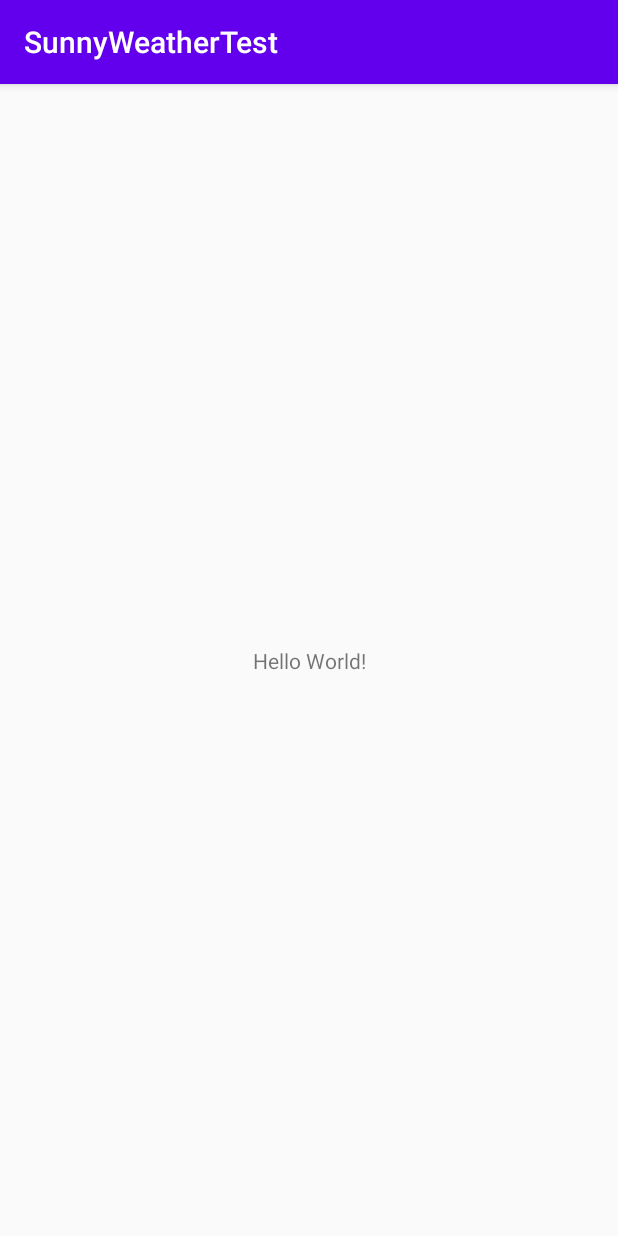
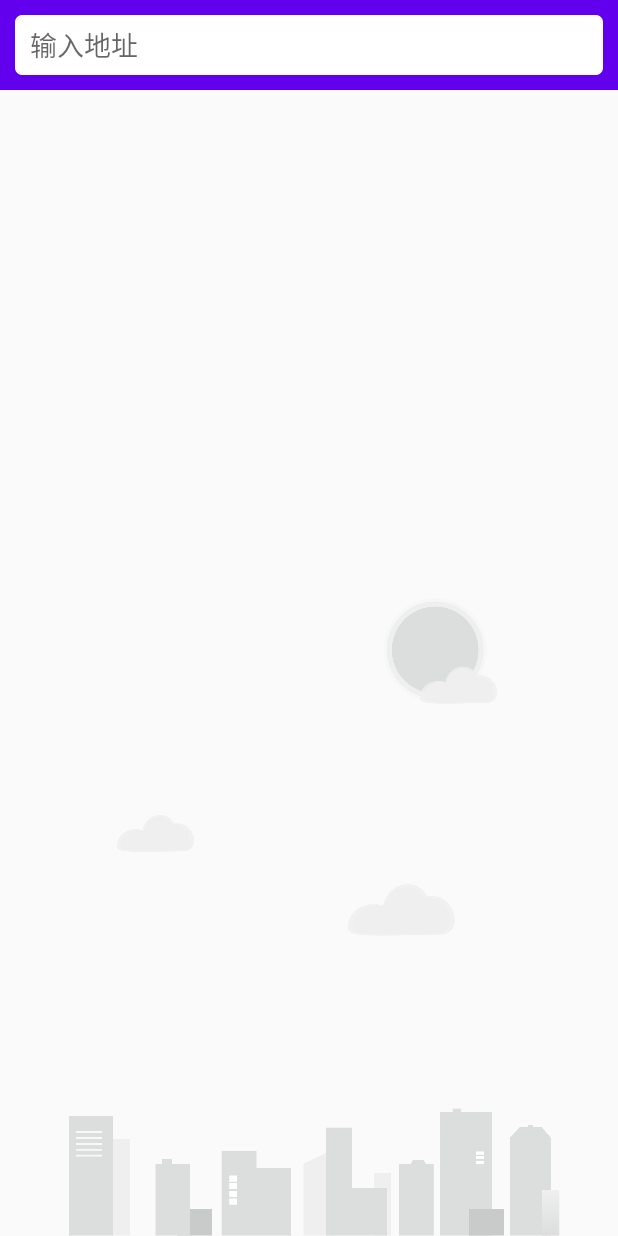
Before and after one commit to MuppetWizard/SunnyWeatherTest, an Android app: the screen it shows after launch (MainActivity), on a phone screen of 412 x 824 dp. Run offline under Robolectric (Android 15) with nearby library versions, the phone set to English and light mode, and no system bars; 1 statement that could not run was skipped.

Commit message:
feat: searchCity

```diff
--- a/app/src/main/AndroidManifest.xml
+++ b/app/src/main/AndroidManifest.xml
@@ -1,6 +1,8 @@
 <?xml version="1.0" encoding="utf-8"?>
 <manifest xmlns:android="http://schemas.android.com/apk/res/android"
     package="com.muppet.sunnyweathertest">
+
+    <uses-permission android:name="android.permission.INTERNET" />
 
     <application
         android:name=".Application"
--- a/app/src/main/java/com/muppet/sunnyweathertest/logic/mode/PlaceResponse.kt
+++ b/app/src/main/java/com/muppet/sunnyweathertest/logic/mode/PlaceResponse.kt
@@ -2,7 +2,7 @@ package com.muppet.sunnyweathertest.logic.mode
 
 import com.google.gson.annotations.SerializedName
 
-data class PlaceResponse(val status: String,val place:List<Place>)
+data class PlaceResponse(val status: String,val places:List<Place>)
 
 //通过 @SerializedName 注释让kotlin字段与json字段建立映射关系
 data class Place(val name : String, val location: Location, @SerializedName("formatted_address") val address: String)
--- /dev/null
+++ b/app/src/main/java/com/muppet/sunnyweathertest/ui/place/PlaceFragment.kt
@@ -0,0 +1,89 @@
+package com.muppet.sunnyweathertest.ui.place
+
+import android.annotation.SuppressLint
+import android.os.Bundle
+import android.text.Editable
+import android.text.TextWatcher
+import android.util.Log
+import androidx.fragment.app.Fragment
+import android.view.LayoutInflater
+import android.view.View
+import android.view.ViewGroup
+import android.widget.LinearLayout
+import android.widget.Toast
+import androidx.core.widget.addTextChangedListener
+import androidx.lifecycle.Observer
+import androidx.lifecycle.ViewModel
+import androidx.lifecycle.ViewModelProvider
+import androidx.lifecycle.ViewModelProviders
+import androidx.recyclerview.widget.LinearLayoutManager
+import com.muppet.sunnyweathertest.MainActivity
+import com.muppet.sunnyweathertest.R
+import kotlinx.android.synthetic.main.fragment_place.*
+
+class PlaceFragment : Fragment() {
+
+    val viewModel by lazy { ViewModelProvider(this).get(PlaceVm::class.java)}
+
+    private lateinit var adapter: PlaceAdapter
+
+    override fun onCreateView(inflater: LayoutInflater, container: ViewGroup?,
+        savedInstanceState: Bundle?
+    ): View? {
+        return inflater.inflate(R.layout.fragment_place, container, false)
+    }
+
+    override fun onActivityCreated(savedInstanceState: Bundle?) {
+        super.onActivityCreated(savedInstanceState)
+        val layoutManager = LinearLayoutManager(activity)
+        recyclerView.layoutManager = layoutManager
+        adapter = PlaceAdapter(this,viewModel.placeList)
+        recyclerView.adapter = adapter
+        /*searchPlaceEdit.addTextChangedListener {
+            val content = it.toString()
+            Toast.makeText(activity,content,Toast.LENGTH_SHORT).show()
+            if (content.isNotEmpty()) {
+                viewModel.searchPlace(content)
+            } else{
+                recyclerView.visibility = View.GONE
+                bgImageView.visibility = View.VISIBLE
+                viewModel.placeList.clear()
+                adapter.notifyDataSetChanged()
+            }
+        }*/
+        searchPlaceEdit.addTextChangedListener(object : TextWatcher {
+            override fun beforeTextChanged(s: CharSequence?, start: Int, count: Int, after: Int) {
+            }
+
+            override fun onTextChanged(s: CharSequence?, start: Int, before: Int, count: Int) {
+            }
+
+            override fun afterTextChanged(s: Editable?) {
+                val content = s.toString()
+                if (content.isNotEmpty()) {
+                    viewModel.searchPlace(content)
+                } else {
+                    recyclerView.visibility = View.GONE
+                    bgImageView.visibility = View.VISIBLE
+                    viewModel.placeList.clear()
+                    adapter.notifyDataSetChanged()
+                }
+            }
+
+        })
+        viewModel.placeLiveData.observe(viewLifecycleOwner, { result ->
+            val places = result.getOrNull()
+            if (places != null) {
+                recyclerView.visibility = View.VISIBLE
+                bgImageView.visibility = View.GONE
+                viewModel.placeList.clear()
+                viewModel.placeList.addAll(places)
+                adapter.notifyDataSetChanged()
+            }else{
+                Toast.makeText(activity, "未能查询到任何地点", Toast.LENGTH_SHORT).show()
+                result.exceptionOrNull()?.printStackTrace()
+            }
+        })
+    }
+
+}
--- a/app/src/main/res/layout/activity_main.xml
+++ b/app/src/main/res/layout/activity_main.xml
@@ -1,18 +1,17 @@
 <?xml version="1.0" encoding="utf-8"?>
-<androidx.constraintlayout.widget.ConstraintLayout xmlns:android="http://schemas.android.com/apk/res/android"
+<FrameLayout
+    xmlns:android="http://schemas.android.com/apk/res/android"
     xmlns:app="http://schemas.android.com/apk/res-auto"
     xmlns:tools="http://schemas.android.com/tools"
     android:layout_width="match_parent"
     android:layout_height="match_parent"
     tools:context=".MainActivity">
 
-    <TextView
-        android:layout_width="wrap_content"
-        android:layout_height="wrap_content"
-        android:text="Hello World!"
-        app:layout_constraintBottom_toBottomOf="parent"
-        app:layout_constraintLeft_toLeftOf="parent"
-        app:layout_constraintRight_toRightOf="parent"
-        app:layout_constraintTop_toTopOf="parent" />
+    <fragment
+        android:id="@+id/placeFragment"
+        android:name="com.muppet.sunnyweathertest.ui.place.PlaceFragment"
+        android:layout_width="match_parent"
+        android:layout_height="match_parent" />
 
-</androidx.constraintlayout.widget.ConstraintLayout>
+
+</FrameLayout>
--- /dev/null
+++ b/app/src/main/res/layout/fragment_place.xml
@@ -0,0 +1,40 @@
+<?xml version="1.0" encoding="utf-8"?>
+<RelativeLayout xmlns:android="http://schemas.android.com/apk/res/android"
+    android:layout_width="match_parent"
+    android:layout_height="match_parent"
+    android:background="?android:windowBackground">
+
+    <ImageView
+        android:id="@+id/bgImageView"
+        android:layout_width="match_parent"
+        android:layout_height="wrap_content"
+        android:layout_alignParentBottom="true"
+        android:src="@drawable/bg_place"/>
+
+    <FrameLayout
+        android:id="@+id/actionBarLayout"
+        android:layout_width="match_parent"
+        android:layout_height="60dp"
+        android:background="@color/colorPrimary">
+
+        <EditText
+            android:id="@+id/searchPlaceEdit"
+            android:layout_width="match_parent"
+            android:layout_height="40dp"
+            android:layout_gravity="center_vertical"
+            android:layout_marginStart="10dp"
+            android:layout_marginEnd="10dp"
+            android:paddingStart="10dp"
+            android:paddingEnd="10dp"
+            android:hint="输入地址"
+            android:background="@drawable/search_bg"/>
+    </FrameLayout>
+
+    <androidx.recyclerview.widget.RecyclerView
+        android:id="@+id/recyclerView"
+        android:layout_width="match_parent"
+        android:layout_height="match_parent"
+        android:layout_below="@id/actionBarLayout"
+        android:visibility="gone"/>
+
+</RelativeLayout>
--- a/app/src/main/res/values/strings.xml
+++ b/app/src/main/res/values/strings.xml
@@ -1,3 +1,5 @@
 <resources>
     <string name="app_name">SunnyWeatherTest</string>
+    <!-- TODO: Remove or change this placeholder text -->
+    <string name="hello_blank_fragment">Hello blank fragment</string>
 </resources>
--- a/app/src/main/res/values/styles.xml
+++ b/app/src/main/res/values/styles.xml
@@ -1,6 +1,6 @@
 <resources>
     <!-- Base application theme. -->
-    <style name="AppTheme" parent="Theme.AppCompat.Light.DarkActionBar">
+    <style name="AppTheme" parent="Theme.AppCompat.Light.NoActionBar">
         <!-- Customize your theme here. -->
         <item name="colorPrimary">@color/colorPrimary</item>
         <item name="colorPrimaryDark">@color/colorPrimaryDark</item>
--- a/build.gradle
+++ b/build.gradle
@@ -18,6 +18,7 @@ allprojects {
     repositories {
         google()
         jcenter()
+        maven { url 'https://jitpack.io' }
     }
 }
 
```
Also changed, not shown: app/build.gradle (+15 -4 lines), app/src/main/java/com/muppet/sunnyweathertest/logic/Repository.kt (+12 -4 lines), app/src/main/java/com/muppet/sunnyweathertest/logic/network/ServiceCreator.kt (+20 -0 lines), app/src/main/java/com/muppet/sunnyweathertest/logic/network/SunnyWeatherNetWork.kt (+6 -1 lines), app/src/main/java/com/muppet/sunnyweathertest/ui/place/PlaceAdapter.kt (added, +36 -0 lines), app/src/main/res/layout/place_item.xml (added, +32 -0 lines).
